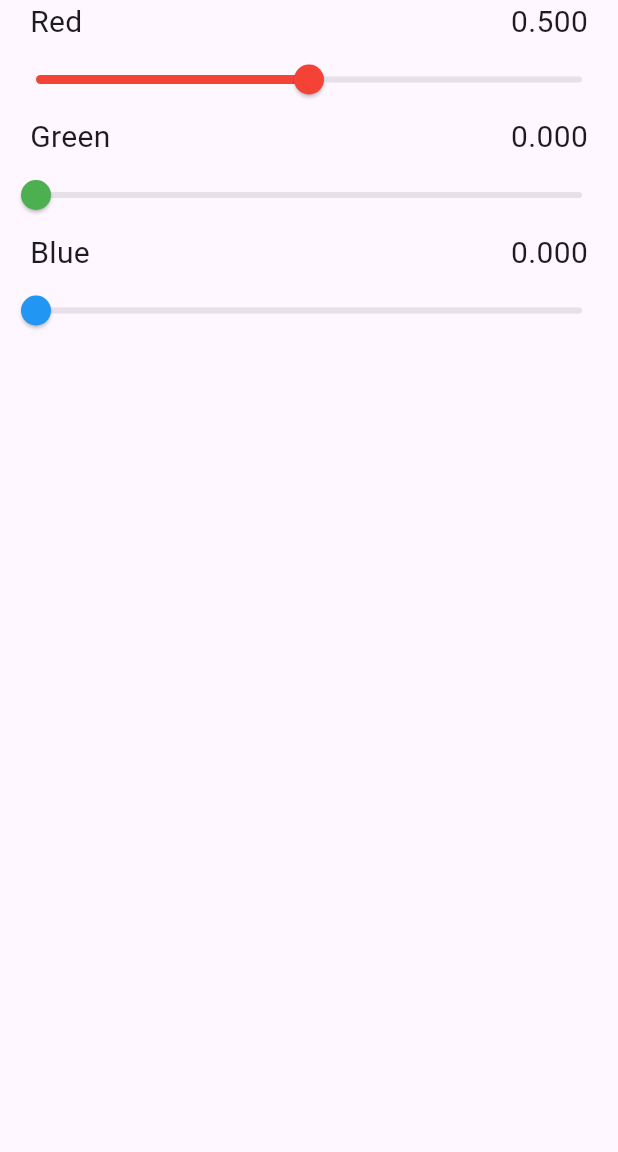
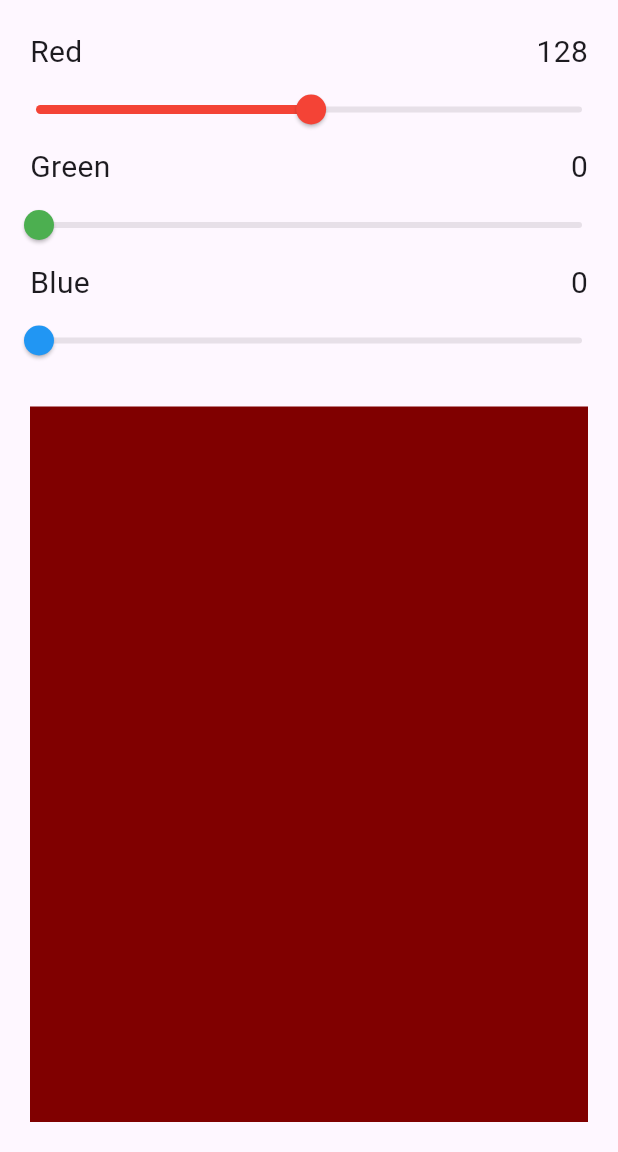
Before and after one commit to CSSE480-Fisher-Fall-2024-2025/ColorSliders, a Flutter app: the screen it shows after launch, on a phone screen of 412 x 824 dp, the part 84-1236 px from its top. Run offline on Flutter 3.47's test engine with Material 3 defaults, Android fonts, the phone set to English and light mode, and no system bars.

Commit message:
practicing the solution

```diff
--- a/colorsliders/lib/color_slider.dart
+++ b/colorsliders/lib/color_slider.dart
@@ -2,7 +2,7 @@ import 'package:flutter/material.dart';
 
 class ColorSlider extends StatelessWidget {
   final String label;
-  final double value;
+  final int value;
   final Color color;
   final Function(double) onChangeCallback;
 
@@ -24,14 +24,17 @@ class ColorSlider extends StatelessWidget {
             mainAxisAlignment: MainAxisAlignment.spaceBetween,
             children: [
               Text(label),
-              Text(value.toStringAsFixed(3)),
+              Text(value.toString()),
             ],
           ),
         ),
         Slider(
           activeColor: color,
-          value: value,
+          value: value.toDouble(),
           onChanged: onChangeCallback,
+          max: 255,
+          min: 0,
+          divisions: 256,
         ),
       ],
     );
--- a/colorsliders/lib/color_sliders_page.dart
+++ b/colorsliders/lib/color_sliders_page.dart
@@ -9,7 +9,7 @@ class ColorSlidersPage extends StatefulWidget {
 }
 
 class _ColorSlidersPageState extends State<ColorSlidersPage> {
-  double redValue = 0.5, greenValue = 0.0, blueValue = 0.0;
+  int redValue = 128, greenValue = 0, blueValue = 0;
 
   @override
   Widget build(BuildContext context) {
@@ -20,13 +20,16 @@ class _ColorSlidersPageState extends State<ColorSlidersPage> {
       ),
       body: Column(
         children: [
+          const SizedBox(
+            height: 20.0,
+          ),
           ColorSlider(
             label: "Red",
             value: redValue,
             color: Colors.red,
             onChangeCallback: (newRedValue) {
               setState(() {
-                redValue = newRedValue;
+                redValue = newRedValue.toInt();
               });
             },
           ),
@@ -36,7 +39,7 @@ class _ColorSlidersPageState extends State<ColorSlidersPage> {
             color: Colors.green,
             onChangeCallback: (newGreenValue) {
               setState(() {
-                greenValue = newGreenValue;
+                greenValue = newGreenValue.toInt();
               });
             },
           ),
@@ -46,10 +49,16 @@ class _ColorSlidersPageState extends State<ColorSlidersPage> {
             color: Colors.blue,
             onChangeCallback: (newBlueValue) {
               setState(() {
-                blueValue = newBlueValue;
+                blueValue = newBlueValue.toInt();
               });
             },
           ),
+          Expanded(
+            child: Container(
+              margin: const EdgeInsets.all(20.0),
+              color: Color.fromRGBO(redValue, greenValue, blueValue, 1.0),
+            ),
+          )
         ],
       ),
     );
```
Also changed, not shown: colorsliders/lib/main.dart (+0 -88 lines).
